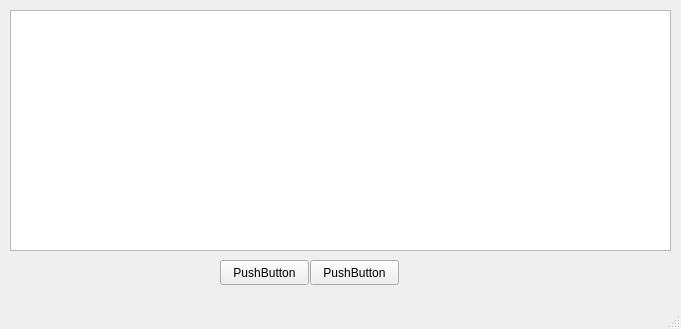
First picture: the form in productLineAutomation/mainwindow.ui, repository mehmetrizaoz/5_product_line_automation, before the edit.
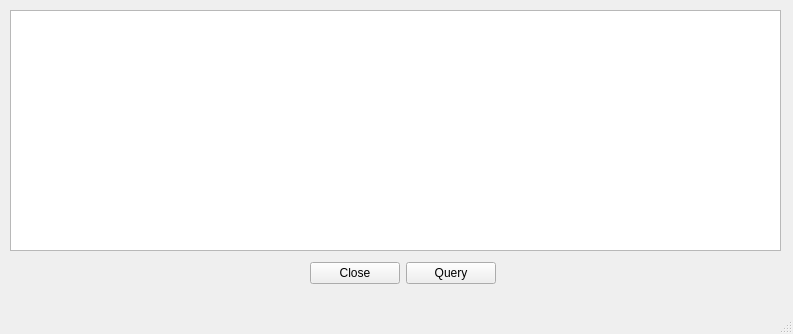
Second picture: the form after the edit.

Commit message: resize cell width

```diff
--- a/productLineAutomation/mainwindow.ui
+++ b/productLineAutomation/mainwindow.ui
@@ -6,50 +6,50 @@
    <rect>
     <x>0</x>
     <y>0</y>
-    <width>681</width>
-    <height>329</height>
+    <width>793</width>
+    <height>334</height>
    </rect>
   </property>
   <property name="windowTitle">
    <string>MainWindow</string>
   </property>
   <widget class="QWidget" name="centralwidget">
-   <widget class="QPushButton" name="pushButton">
-    <property name="geometry">
-     <rect>
-      <x>220</x>
-      <y>260</y>
-      <width>89</width>
-      <height>25</height>
-     </rect>
-    </property>
-    <property name="text">
-     <string>PushButton</string>
-    </property>
-   </widget>
-   <widget class="QPushButton" name="pushButton_2">
-    <property name="geometry">
-     <rect>
-      <x>310</x>
-      <y>260</y>
-      <width>89</width>
-      <height>25</height>
-     </rect>
-    </property>
-    <property name="text">
-     <string>PushButton</string>
-    </property>
-   </widget>
    <widget class="QTableWidget" name="tableWidget">
     <property name="geometry">
      <rect>
       <x>10</x>
       <y>10</y>
-      <width>661</width>
+      <width>771</width>
       <height>241</height>
      </rect>
     </property>
    </widget>
+   <widget class="QWidget" name="">
+    <property name="geometry">
+     <rect>
+      <x>310</x>
+      <y>260</y>
+      <width>186</width>
+      <height>27</height>
+     </rect>
+    </property>
+    <layout class="QHBoxLayout" name="horizontalLayout">
+     <item>
+      <widget class="QPushButton" name="pushButton">
+       <property name="text">
+        <string>Close</string>
+       </property>
+      </widget>
+     </item>
+     <item>
+      <widget class="QPushButton" name="pushButton_2">
+       <property name="text">
+        <string>Query</string>
+       </property>
+      </widget>
+     </item>
+    </layout>
+   </widget>
   </widget>
   <widget class="QMenuBar" name="menubar">
    <property name="geometry">
```
Left out of the diff: 2 changed lines with no effect on the pictures. The commit also changes 4 other files.
